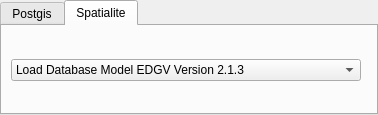
First picture: the form in DsgTools/gui/CustomWidgets/ConnectionWidgets/ServerConnectionWidgets/customServerConnectionWidget.ui, repository dsgoficial/DsgTools, before the edit.
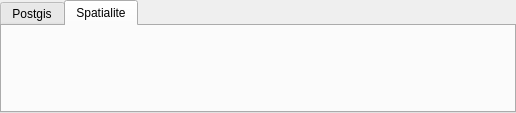
Second picture: the form after the edit. The open tabs and pages were chosen to show the change. Custom widgets are drawn as their Qt base class.

Commit message: model filter removed

Patch:
```diff
--- a/DsgTools/gui/CustomWidgets/ConnectionWidgets/ServerConnectionWidgets/customServerConnectionWidget.ui
+++ b/DsgTools/gui/CustomWidgets/ConnectionWidgets/ServerConnectionWidgets/customServerConnectionWidget.ui
@@ -6,8 +6,8 @@
    <rect>
     <x>0</x>
     <y>0</y>
-    <width>378</width>
-    <height>115</height>
+    <width>516</width>
+    <height>113</height>
    </rect>
   </property>
   <property name="windowTitle">
@@ -129,7 +129,7 @@
        <string>Spatialite</string>
       </attribute>
       <layout class="QGridLayout" name="gridLayout_3">
-       <item row="3" column="0">
+       <item row="2" column="0">
         <widget class="CustomSelector" name="spatialiteCustomSelector" native="true">
          <property name="sizePolicy">
           <sizepolicy hsizetype="MinimumExpanding" vsizetype="Preferred">
@@ -149,42 +149,6 @@
          </property>
         </widget>
        </item>
-       <item row="2" column="0">
-        <widget class="QComboBox" name="spatialiteEdgvComboFilter">
-         <property name="sizePolicy">
-          <sizepolicy hsizetype="Fixed" vsizetype="Fixed">
-           <horstretch>0</horstretch>
-           <verstretch>0</verstretch>
-          </sizepolicy>
-         </property>
-         <property name="minimumSize">
-          <size>
-           <width>350</width>
-           <height>0</height>
-          </size>
-         </property>
-         <item>
-          <property name="text">
-           <string>Load Database Model EDGV Version 2.1.3</string>
-          </property>
-         </item>
-         <item>
-          <property name="text">
-           <string>Load Database Model EDGV Version 3.0</string>
-          </property>
-         </item>
-         <item>
-          <property name="text">
-           <string>Load Database Model EDGV Version FTer_2a_Ed</string>
-          </property>
-         </item>
-         <item>
-          <property name="text">
-           <string>Load Other Database Models</string>
-          </property>
-         </item>
-        </widget>
-       </item>
       </layout>
      </widget>
     </widget>
```
Left out of the diff: 46 changed lines with no effect on the pictures. The commit also changes 11 other files.
